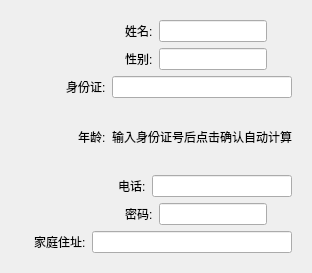
This is dbclient/information.ui in sayazaaa/SmMed as Qt 5 draws it before an edit. The edited form follows.
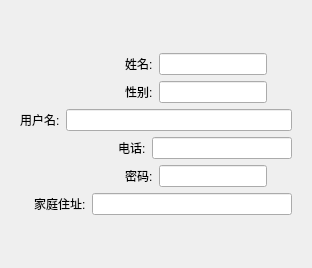
This is the edited form.

```diff
--- a/dbclient/information.ui
+++ b/dbclient/information.ui
@@ -7,7 +7,7 @@
     <x>0</x>
     <y>0</y>
     <width>312</width>
-    <height>273</height>
+    <height>268</height>
    </rect>
   </property>
   <property name="minimumSize">
@@ -33,17 +33,26 @@
        <layout class="QVBoxLayout" name="verticalLayout">
         <item>
          <layout class="QGridLayout" name="gridLayout">
-          <item row="1" column="0">
-           <layout class="QHBoxLayout" name="horizontalLayout_2">
-            <item alignment="Qt::AlignRight">
-             <widget class="QLabel" name="GENDER">
+          <item row="2" column="0">
+           <layout class="QHBoxLayout" name="horizontalLayout_3">
+            <item>
+             <widget class="QLabel" name="ID">
               <property name="text">
-               <string>性别:</string>
+               <string>用户名:</string>
               </property>
              </widget>
             </item>
-            <item alignment="Qt::AlignLeft">
-             <widget class="QLineEdit" name="gender">
+            <item>
+             <widget class="QLineEdit" name="id">
+              <property name="minimumSize">
+               <size>
+                <width>180</width>
+                <height>0</height>
+               </size>
+              </property>
+              <property name="text">
+               <string/>
+              </property>
               <property name="readOnly">
                <bool>true</bool>
               </property>
@@ -51,7 +60,7 @@
             </item>
            </layout>
           </item>
-          <item row="7" column="0">
+          <item row="6" column="0">
            <layout class="QHBoxLayout" name="horizontalLayout_6">
             <item alignment="Qt::AlignRight">
              <widget class="QLabel" name="ADDRESS">
@@ -75,7 +84,7 @@
             </item>
            </layout>
           </item>
-          <item row="5" column="0">
+          <item row="4" column="0">
            <layout class="QHBoxLayout" name="horizontalLayout_5">
             <item alignment="Qt::AlignRight">
              <widget class="QLabel" name="PHONE">
@@ -99,44 +108,17 @@
             </item>
            </layout>
           </item>
-          <item row="3" column="0">
-           <layout class="QHBoxLayout" name="horizontalLayout_4">
+          <item row="5" column="0">
+           <layout class="QHBoxLayout" name="horizontalLayout">
             <item alignment="Qt::AlignRight">
-             <widget class="QLabel" name="AGE">
+             <widget class="QLabel" name="label">
               <property name="text">
-               <string>年龄:</string>
+               <string>密码:</string>
               </property>
              </widget>
             </item>
             <item alignment="Qt::AlignLeft">
-             <widget class="QLabel" name="age">
-              <property name="text">
-               <string>输入身份证号后点击确认自动计算</string>
-              </property>
-             </widget>
-            </item>
-           </layout>
-          </item>
-          <item row="2" column="0">
-           <layout class="QHBoxLayout" name="horizontalLayout_3">
-            <item alignment="Qt::AlignRight">
-             <widget class="QLabel" name="ID">
-              <property name="text">
-               <string>身份证:</string>
-              </property>
-             </widget>
-            </item>
-            <item alignment="Qt::AlignLeft">
-             <widget class="QLineEdit" name="id">
-              <property name="minimumSize">
-               <size>
-                <width>180</width>
-                <height>0</height>
-               </size>
-              </property>
-              <property name="text">
-               <string/>
-              </property>
+             <widget class="QLineEdit" name="password">
               <property name="readOnly">
                <bool>true</bool>
               </property>
@@ -165,17 +147,17 @@
             </item>
            </layout>
           </item>
-          <item row="6" column="0">
-           <layout class="QHBoxLayout" name="horizontalLayout">
+          <item row="1" column="0">
+           <layout class="QHBoxLayout" name="horizontalLayout_2">
             <item alignment="Qt::AlignRight">
-             <widget class="QLabel" name="label">
+             <widget class="QLabel" name="GENDER">
               <property name="text">
-               <string>密码:</string>
+               <string>性别:</string>
               </property>
              </widget>
             </item>
             <item alignment="Qt::AlignLeft">
-             <widget class="QLineEdit" name="password">
+             <widget class="QLineEdit" name="gender">
               <property name="readOnly">
                <bool>true</bool>
               </property>
```
